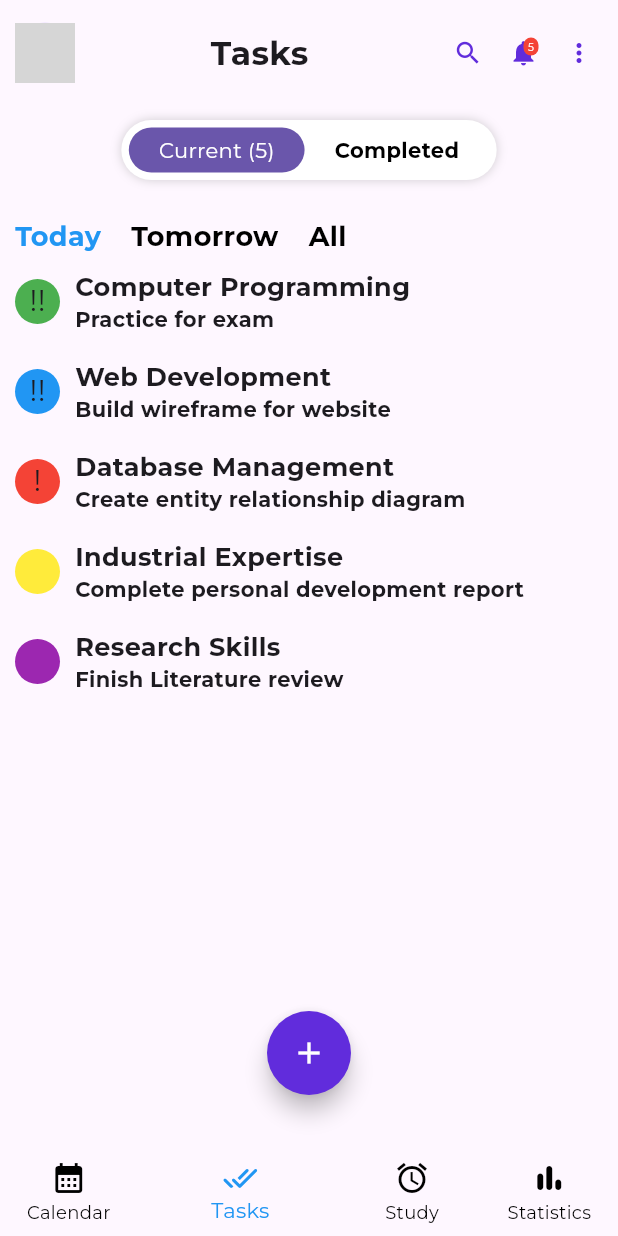
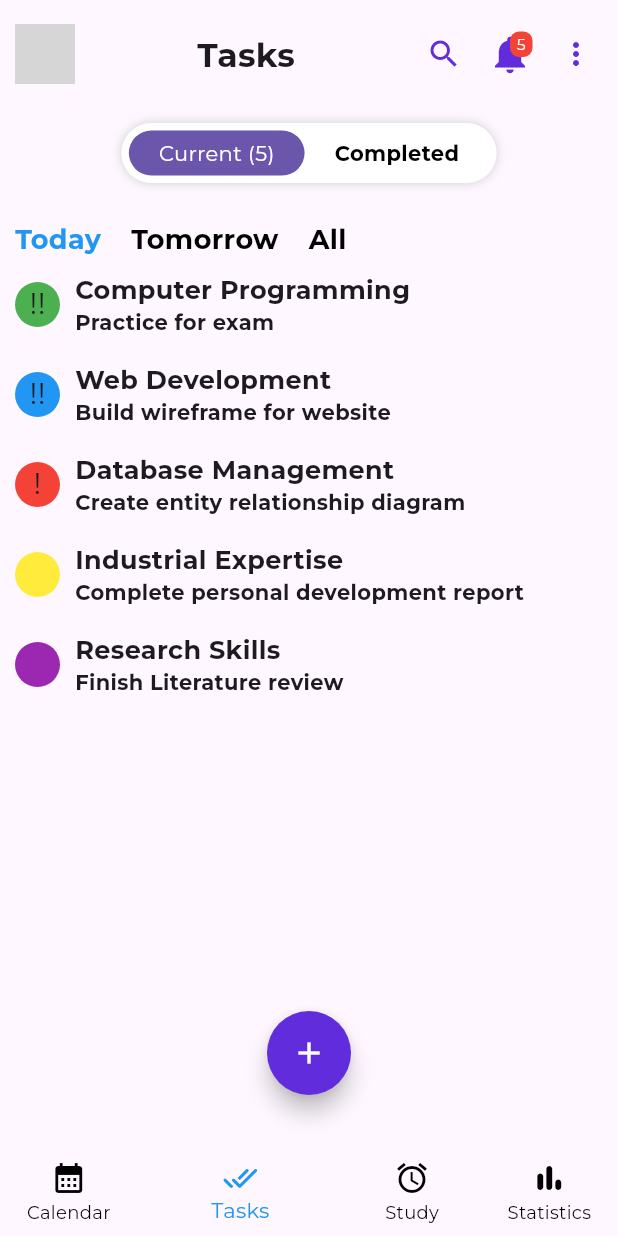
Before and after one commit to izieo/studitivity, a Flutter app: the screen it shows once a user with an empty profile is signed in, item 2 of the bottom bar chosen, on a phone screen of 412 x 824 dp. Run offline on Flutter 3.47's test engine with Material 3 defaults, Android fonts, the phone set to English and light mode, and no system bars; our stand-ins replace firebase_auth, firebase_core, get, google_fonts; missing offline and left inert: horizontal_week_calendar; accounts and stored records are empty; network calls fail; grey boxes are pictures that could not be loaded.

Commit message:
Refactored state management, added new GetX controllers, updated layout for improved consistency

```diff
--- /dev/null
+++ b/lib/controllers/task_controller.dart
@@ -0,0 +1,28 @@
+import 'package:get/get.dart';
+import 'package:flutter/material.dart';
+
+class Task {
+  final String course;
+  final String task;
+  final Color color;
+  final int priority;
+  var isCompleted = false.obs;
+
+  Task(this.course, this.task, this.color, this.priority);
+}
+
+class TaskController extends GetxController {
+  var tasks = <Task>[
+    Task('Computer Programming', 'Practice for exam', Colors.green, 2),
+    Task('Web Development', 'Build wireframe for website', Colors.blue, 2),
+    Task('Database Management', 'Create entity relationship diagram', Colors.red, 1),
+    Task('Industrial Expertise', 'Complete personal development report', Colors.yellow, 0),
+    Task('Research Skills', 'Finish Literature review', Colors.purple, 0),
+  ].obs;
+
+  var selectedFilter = 'Today'.obs;
+
+  void updateFilter(String filter) {
+    selectedFilter.value = filter;
+  }
+}
--- a/lib/screens/achievements.dart
+++ b/lib/screens/achievements.dart
@@ -17,7 +17,7 @@ class Achievements extends StatelessWidget {
             child: Icon(
               Icons.arrow_back_ios,
               color: Colors.blue,
-              size: 20.0,
+              size: 24.0,
             ),
           ),
         ),
@@ -122,7 +122,7 @@ class AchievementCard extends StatelessWidget {
                 children: [
                   Container(
                     decoration: const BoxDecoration(
-                      color: Colors.grey,
+                      color: Color.fromARGB(255, 218, 217, 217),
                       borderRadius: BorderRadius.all(Radius.circular(50.0)),
                     ),
                     height: 15.0,
@@ -130,7 +130,7 @@ class AchievementCard extends StatelessWidget {
                   ),
                   Container(
                     decoration: const BoxDecoration(
-                      color:  Color.fromARGB(255, 96, 67, 194),
+                      color:  Color.fromARGB(255, 106, 86, 171),
                       borderRadius: BorderRadius.all(Radius.circular(50.0)),
                     ),
                     height: 15.0,
--- a/lib/screens/calendar.dart
+++ b/lib/screens/calendar.dart
@@ -19,8 +19,7 @@ class CalendarView extends StatelessWidget {
         actions: [
           IconButton(
             onPressed: () {},
-            icon: const Icon(Icons.search, color: Color.fromARGB(255, 97, 44, 220), size: 20),
-            iconSize: 20,
+            icon: const Icon(Icons.search, color: Color.fromARGB(255, 97, 44, 220), size: 24),
           ),
           Padding(
             padding: const EdgeInsets.only(right: 10.0),
--- a/lib/screens/notification.dart
+++ b/lib/screens/notification.dart
@@ -17,7 +17,7 @@ class NotificationView extends StatelessWidget {
             child: Icon(
               Icons.arrow_back_ios,
               color: Colors.blue,
-              size: 20.0,
+              size: 24.0,
             ),
           ),
         ),
--- a/lib/screens/stats.dart
+++ b/lib/screens/stats.dart
@@ -54,7 +54,7 @@ class StatsView extends StatelessWidget {
                     onTap: () {},
                     child: const Column(
                       children: [
-                        Icon(Icons.share, size: 20.0, color: Color.fromARGB(255, 97, 44, 220)),
+                        Icon(Icons.share, size: 24.0, color: Color.fromARGB(255, 97, 44, 220)),
                         SizedBox(height: 5.0),
                       ],
                     ),
--- a/lib/screens/subjects.dart
+++ b/lib/screens/subjects.dart
@@ -12,7 +12,7 @@ class SubjectsView extends StatelessWidget {
         automaticallyImplyLeading: false,
         leading: GestureDetector(
           onTap: () => Get.back(),
-          child: const Icon(Icons.arrow_back_ios, color: Colors.black),
+          child: const Icon(Icons.arrow_back_ios, color: Colors.blue),
         ),
         backgroundColor: Colors.white,
         elevation: 0,
--- a/lib/screens/tasks.dart
+++ b/lib/screens/tasks.dart
@@ -7,33 +7,15 @@ import 'package:studitivity/widgets/task_item.dart';
 import 'package:studitivity/screens/profile.dart';
 import 'package:studitivity/screens/notification.dart';
 import 'package:studitivity/widgets/notification_badge.dart';
+import 'package:studitivity/controllers/task_controller.dart';
 
-class TaskView extends StatefulWidget {
+class TaskView extends StatelessWidget {
   const TaskView({super.key});
 
   @override
-  TaskViewState createState() => TaskViewState();
-}
+  Widget build(BuildContext context) {
+    final TaskController controller = Get.put(TaskController());
 
-class TaskViewState extends State<TaskView> {
-  List<Task> tasks = [
-    Task('Computer Programming', 'Practice for exam', Colors.green, 2),
-    Task('Web Development', 'Build wireframe for website', Colors.blue, 2),
-    Task('Database Management', 'Create entity relationship diagram', Colors.red, 1),
-    Task('Industrial Expertise', 'Complete personal development report', Colors.yellow, 0),
-    Task('Research Skills', 'Finish Literature review', Colors.purple, 0),
-  ];
-
-  String selectedFilter = 'Today';
-
-  void updateFilter(String filter) {
-    setState(() {
-      selectedFilter = filter;
-    });
-  }
-
-  @override
-  Widget build(BuildContext context) {
     return Scaffold(
       body: SafeArea(
         child: Padding(
@@ -69,7 +51,7 @@ class TaskViewState extends State<TaskView> {
                         onTap: () {},
                         child: const Padding(
                           padding: EdgeInsets.all(6.0),
-                          child: Icon(Icons.search, color: Color.fromARGB(255, 97, 44, 220), size: 20),
+                          child: Icon(Icons.search, color: Color.fromARGB(255, 97, 44, 220), size: 24),
                         ),
                       ),
                       const SizedBox(width: 5.0),
@@ -94,7 +76,7 @@ class TaskViewState extends State<TaskView> {
                         ),
                         child: const Padding(
                           padding: EdgeInsets.all(6.0),
-                          child: Icon(Icons.more_vert, color: Color.fromARGB(255, 97, 44, 220), size: 20,),
+                          child: Icon(Icons.more_vert, color: Color.fromARGB(255, 97, 44, 220), size: 24,),
                         ),
                       ),
                     ],
@@ -107,60 +89,58 @@ class TaskViewState extends State<TaskView> {
               Row(
                 children: [
                   GestureDetector(
-                    onTap: () => updateFilter('Today'),
-                    child: Text(
+                    onTap: () => controller.updateFilter('Today'),
+                    child: Obx(() => Text(
                       'Today',
                       style: TextStyle(
-                        color: selectedFilter == 'Today' ? Colors.blue : Colors.black,
+                        color: controller.selectedFilter.value == 'Today' ? Colors.blue : Colors.black,
                         fontSize: 18.0,
                         fontWeight: FontWeight.bold,
                       ),
-                    ),
+                    )),
                   ),
                   const SizedBox(width: 20.0),
                   GestureDetector(
-                    onTap: () => updateFilter('Tomorrow'),
-                    child: Text(
+                    onTap: () => controller.updateFilter('Tomorrow'),
+                    child: Obx(() => Text(
                       'Tomorrow',
                       style: TextStyle(
-                        color: selectedFilter == 'Tomorrow' ? Colors.blue : Colors.black,
+                        color: controller.selectedFilter.value == 'Tomorrow' ? Colors.blue : Colors.black,
                         fontSize: 18.0,
                         fontWeight: FontWeight.bold,
                       ),
-                    ),
+                    )),
                   ),
                   const SizedBox(width: 20.0),
                   GestureDetector(
-                    onTap: () => updateFilter('All'),
-                    child: Text(
+                    onTap: () => controller.updateFilter('All'),
+                    child: Obx(() => Text(
                       'All',
                       style: TextStyle(
-                        color: selectedFilter == 'All' ? Colors.blue : Colors.black,
+                        color: controller.selectedFilter.value == 'All' ? Colors.blue : Colors.black,
                         fontSize: 18.0,
                         fontWeight: FontWeight.bold,
                       ),
-                    ),
+                    )),
                   ),
                 ],
               ),
               Expanded(
-                child: ListView.builder(
-                  itemCount: tasks.length,
+                child: Obx(() => ListView.builder(
+                  itemCount: controller.tasks.length,
                   itemBuilder: (context, index) {
-                    return TaskItem(
-                      priority: tasks[index].priority,
-                      course: tasks[index].course,
-                      task: tasks[index].task,
-                      color: tasks[index].color,
-                      isCompleted: tasks[index].isCompleted,
+                    return Obx(() => TaskItem(
+                      priority: controller.tasks[index].priority,
+                      course: controller.tasks[index].course,
+                      task: controller.tasks[index].task,
+                      color: controller.tasks[index].color,
+                      isCompleted: controller.tasks[index].isCompleted.value,
                       onChanged: (value) {
-                        setState(() {
-                          tasks[index].isCompleted = value;
-                        });
+                        controller.tasks[index].isCompleted.value = value;
                       },
-                    );
+                    ));
                   },
-                ),
+                )),
               ),
             ],
           ),
@@ -181,13 +161,3 @@ class TaskViewState extends State<TaskView> {
     );
   }
 }
-
-class Task {
-  final String course;
-  final String task;
-  final Color color;
-  final int priority;
-  bool isCompleted;
-
-  Task(this.course, this.task, this.color, this.priority, {this.isCompleted = false});
-}
--- a/lib/widgets/notification_badge.dart
+++ b/lib/widgets/notification_badge.dart
@@ -8,7 +8,7 @@ class NotificationBadge extends StatelessWidget {
   const NotificationBadge({
     super.key,
     this.notificationCount = 5,
-    this.iconSize = 20.0,
+    this.iconSize = 30.0,
     this.iconColor = const Color.fromARGB(255, 97, 44, 220),
   });
 
```
Also changed, not shown: lib/controllers/app_controller.dart (+13 -0 lines), lib/controllers/block_apps_controller.dart (added, +31 -0 lines), lib/controllers/groups_controller.dart (added, +19 -0 lines), lib/controllers/settings_controller.dart (added, +19 -0 lines), lib/screens/block_apps.dart (+19 -34 lines), lib/screens/create_event.dart (+53 -61 lines), lib/screens/friends.dart (+10 -11 lines), lib/screens/group.dart (+64 -31 lines), lib/screens/groups.dart (+33 -47 lines), lib/screens/public_groups.dart (+5 -7 lines), lib/screens/settings.dart (+28 -32 lines), 1 other file.
